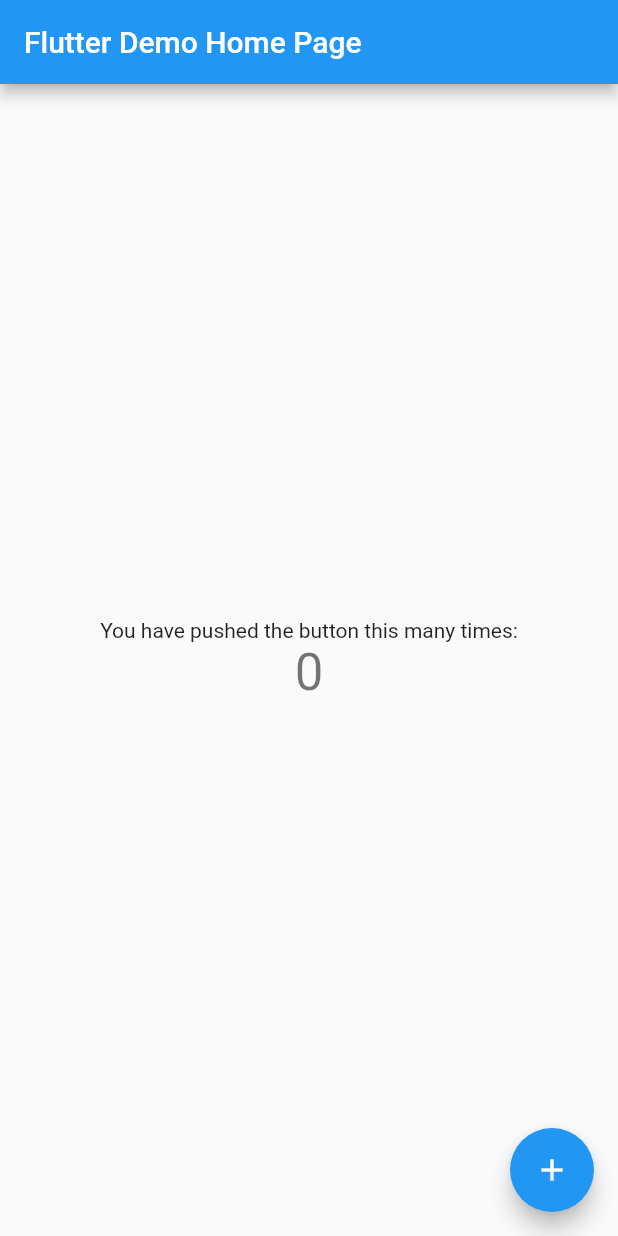
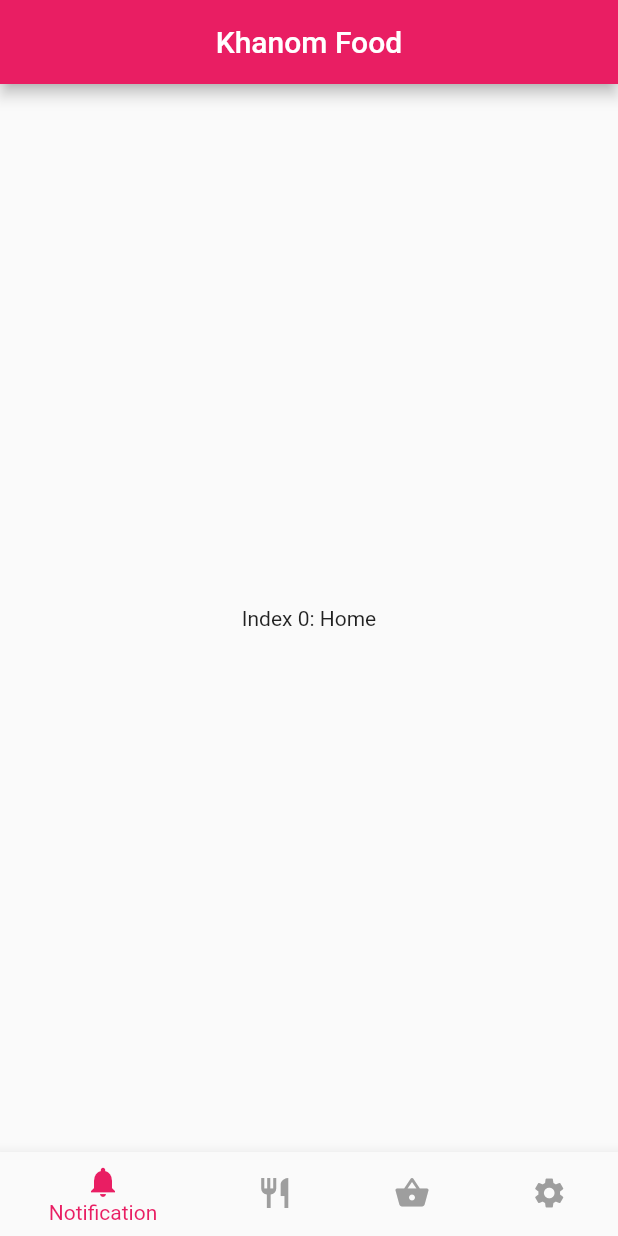
Before and after one commit to benzjakk/khanomfood, a Flutter app: the screen it shows after launch, on a phone screen of 412 x 824 dp. Run offline on Flutter 3.47's test engine with Material 2 defaults, Android fonts, the phone set to English and light mode, and no system bars.

Commit message:
add BottomNavigationBar

```diff
--- a/khanomfood/lib/main.dart
+++ b/khanomfood/lib/main.dart
@@ -1,117 +1,22 @@
 import 'package:flutter/material.dart';
+
+import 'package:khanomfood/ui/pages.dart';
+import 'package:khanomfood/ui/widgets.dart';
 
 void main() {
   runApp(MyApp());
 }
 
 class MyApp extends StatelessWidget {
-  // This widget is the root of your application.
   @override
   Widget build(BuildContext context) {
     return MaterialApp(
-      title: 'Flutter Demo',
+      title: 'Khanom Food',
       theme: ThemeData(
-        // This is the theme of your application.
-        //
-        // Try running your application with "flutter run". You'll see the
-        // application has a blue toolbar. Then, without quitting the app, try
-        // changing the primarySwatch below to Colors.green and then invoke
-        // "hot reload" (press "r" in the console where you ran "flutter run",
-        // or simply save your changes to "hot reload" in a Flutter IDE).
-        // Notice that the counter didn't reset back to zero; the application
-        // is not restarted.
         primarySwatch: Colors.blue,
-        // This makes the visual density adapt to the platform that you run
-        // the app on. For desktop platforms, the controls will be smaller and
-        // closer together (more dense) than on mobile platforms.
         visualDensity: VisualDensity.adaptivePlatformDensity,
       ),
-      home: MyHomePage(title: 'Flutter Demo Home Page'),
+      home: NavigationWidget(),
     );
   }
 }
-
-class MyHomePage extends StatefulWidget {
-  MyHomePage({Key key, this.title}) : super(key: key);
-
-  // This widget is the home page of your application. It is stateful, meaning
-  // that it has a State object (defined below) that contains fields that affect
-  // how it looks.
-
-  // This class is the configuration for the state. It holds the values (in this
-  // case the title) provided by the parent (in this case the App widget) and
-  // used by the build method of the State. Fields in a Widget subclass are
-  // always marked "final".
-
-  final String title;
-
-  @override
-  _MyHomePageState createState() => _MyHomePageState();
-}
-
-class _MyHomePageState extends State<MyHomePage> {
-  int _counter = 0;
-
-  void _incrementCounter() {
-    setState(() {
-      // This call to setState tells the Flutter framework that something has
-      // changed in this State, which causes it to rerun the build method below
-      // so that the display can reflect the updated values. If we changed
-      // _counter without calling setState(), then the build method would not be
-      // called again, and so nothing would appear to happen.
-      _counter++;
-    });
-  }
-
-  @override
-  Widget build(BuildContext context) {
-    // This method is rerun every time setState is called, for instance as done
-    // by the _incrementCounter method above.
-    //
-    // The Flutter framework has been optimized to make rerunning build methods
-    // fast, so that you can just rebuild anything that needs updating rather
-    // than having to individually change instances of widgets.
-    return Scaffold(
-      appBar: AppBar(
-        // Here we take the value from the MyHomePage object that was created by
-        // the App.build method, and use it to set our appbar title.
-        title: Text(widget.title),
-      ),
-      body: Center(
-        // Center is a layout widget. It takes a single child and positions it
-        // in the middle of the parent.
-        child: Column(
-          // Column is also a layout widget. It takes a list of children and
-          // arranges them vertically. By default, it sizes itself to fit its
-          // children horizontally, and tries to be as tall as its parent.
-          //
-          // Invoke "debug painting" (press "p" in the console, choose the
-          // "Toggle Debug Paint" action from the Flutter Inspector in Android
-          // Studio, or the "Toggle Debug Paint" command in Visual Studio Code)
-          // to see the wireframe for each widget.
-          //
-          // Column has various properties to control how it sizes itself and
-          // how it positions its children. Here we use mainAxisAlignment to
-          // center the children vertically; the main axis here is the vertical
-          // axis because Columns are vertical (the cross axis would be
-          // horizontal).
-          mainAxisAlignment: MainAxisAlignment.center,
-          children: <Widget>[
-            Text(
-              'You have pushed the button this many times:',
-            ),
-            Text(
-              '$_counter',
-              style: Theme.of(context).textTheme.headline4,
-            ),
-          ],
-        ),
-      ),
-      floatingActionButton: FloatingActionButton(
-        onPressed: _incrementCounter,
-        tooltip: 'Increment',
-        child: Icon(Icons.add),
-      ), // This trailing comma makes auto-formatting nicer for build methods.
-    );
-  }
-}
--- /dev/null
+++ b/khanomfood/lib/ui/pages.dart
@@ -0,0 +1 @@
+export './pages/home_page.dart';
--- /dev/null
+++ b/khanomfood/lib/ui/pages/home_page.dart
@@ -0,0 +1,66 @@
+import 'package:flutter/material.dart';
+
+import 'package:khanomfood/ui/pages.dart';
+import 'package:khanomfood/ui/widgets.dart';
+
+class MyHomePage extends StatelessWidget {
+  @override
+  Widget build(BuildContext context) {
+    return MaterialApp(
+      title: 'Khanom Food',
+      theme: ThemeData(
+        primarySwatch: Colors.pink,
+        visualDensity: VisualDensity.adaptivePlatformDensity,
+      ),
+      home: MyHomePageChild(title: 'Khanom Food'),
+    );
+  }
+}
+
+class MyHomePageChild extends StatefulWidget {
+  MyHomePageChild({Key key, this.title}) : super(key: key);
+
+  final String title;
+
+  @override
+  _MyHomePageState createState() => _MyHomePageState();
+}
+
+class _MyHomePageState extends State<MyHomePageChild> {
+  int _counter = 0;
+
+  void _incrementCounter() {
+    setState(() {
+      _counter++;
+    });
+  }
+
+  @override
+  Widget build(BuildContext context) {
+    return Scaffold(
+      appBar: AppBar(
+        centerTitle: true,
+        title: Text(widget.title),
+      ),
+      body: Center(
+        child: Column(
+          mainAxisAlignment: MainAxisAlignment.center,
+          children: <Widget>[
+            Text(
+              'You have pushed the button this many times:',
+            ),
+            Text(
+              '$_counter',
+              style: Theme.of(context).textTheme.headline4,
+            ),
+          ],
+        ),
+      ),
+      floatingActionButton: FloatingActionButton(
+        onPressed: _incrementCounter,
+        tooltip: 'Increment',
+        child: Icon(Icons.add),
+      ),
+    );
+  }
+}
--- /dev/null
+++ b/khanomfood/lib/ui/widgets.dart
@@ -0,0 +1 @@
+export './widgets/navigation_widget.dart';
--- /dev/null
+++ b/khanomfood/lib/ui/widgets/navigation_widget.dart
@@ -0,0 +1,88 @@
+import 'package:khanomfood/ui/pages.dart';
+import 'package:khanomfood/main.dart';
+
+import 'package:flutter/material.dart';
+
+class NavigationWidget extends StatelessWidget {
+  @override
+  Widget build(BuildContext context) {
+    return MaterialApp(
+      title: 'Navigation',
+      theme: ThemeData(
+        primarySwatch: Colors.pink,
+        visualDensity: VisualDensity.adaptivePlatformDensity,
+      ),
+      home: NavigationChild(title: 'Navigation'),
+    );
+  }
+}
+
+class NavigationChild extends StatefulWidget {
+  NavigationChild({Key key, this.title}) : super(key: key);
+
+  final String title;
+
+  @override
+  _NavigationState createState() => _NavigationState();
+}
+
+class _NavigationState extends State<NavigationChild> {
+  int _selectedIndex = 0;
+  static const List<Widget> _widgetOptions = <Widget>[
+    Text(
+      'Index 0: Home',
+    ),
+    Text(
+      'Index 1: Business',
+    ),
+    Text(
+      'Index 2: School',
+    ),
+    Text(
+      'Index 2: School',
+    ),
+  ];
+
+  void _onItemTapped(int index) {
+    setState(() {
+      _selectedIndex = index;
+    });
+  }
+
+  @override
+  Widget build(BuildContext context) {
+    return Scaffold(
+      appBar: AppBar(
+        centerTitle: true,
+        title: const Text('Khanom Food'),
+      ),
+      body: Center(
+        child: _widgetOptions.elementAt(_selectedIndex),
+      ),
+      bottomNavigationBar: BottomNavigationBar(
+        unselectedItemColor: Colors.grey,
+        selectedItemColor: Colors.pink,
+        items: const <BottomNavigationBarItem>[
+          BottomNavigationBarItem(
+            icon: Icon(Icons.notifications),
+            title: Text('Notification'),
+          ),
+          BottomNavigationBarItem(
+            icon: Icon(Icons.restaurant),
+            title: Text('Kitchen'),
+          ),
+          BottomNavigationBarItem(
+            icon: Icon(Icons.shopping_basket),
+            title: Text('Shop'),
+          ),
+          BottomNavigationBarItem(
+            icon: Icon(Icons.settings),
+            title: Text('Setting'),
+          ),
+        ],
+        currentIndex: _selectedIndex,
+        onTap: _onItemTapped,
+      ),
+    );
+  }
+}
```
Also changed, not shown: khanomfood/lib/ui/pages/kitchen_page.dart (added), khanomfood/lib/ui/pages/notification_page.dart (added), khanomfood/lib/ui/pages/setting_page.dart (added), khanomfood/lib/ui/pages/storefront_page.dart (added).
